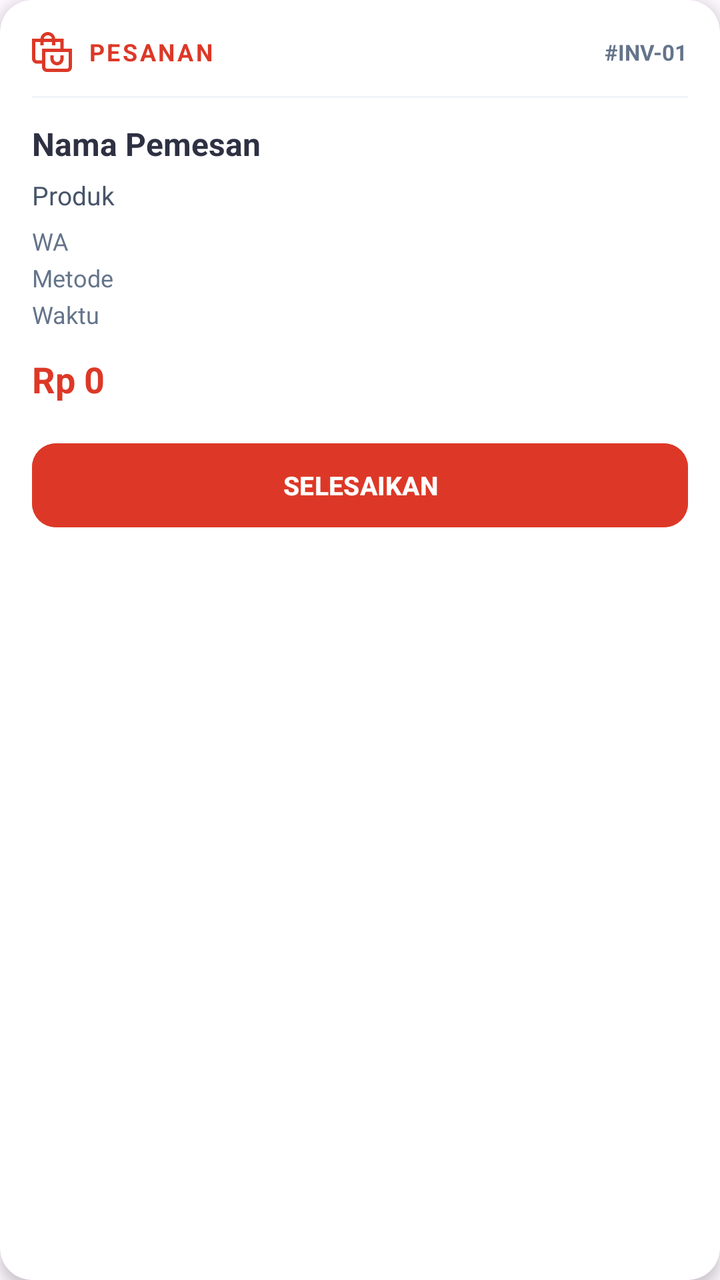
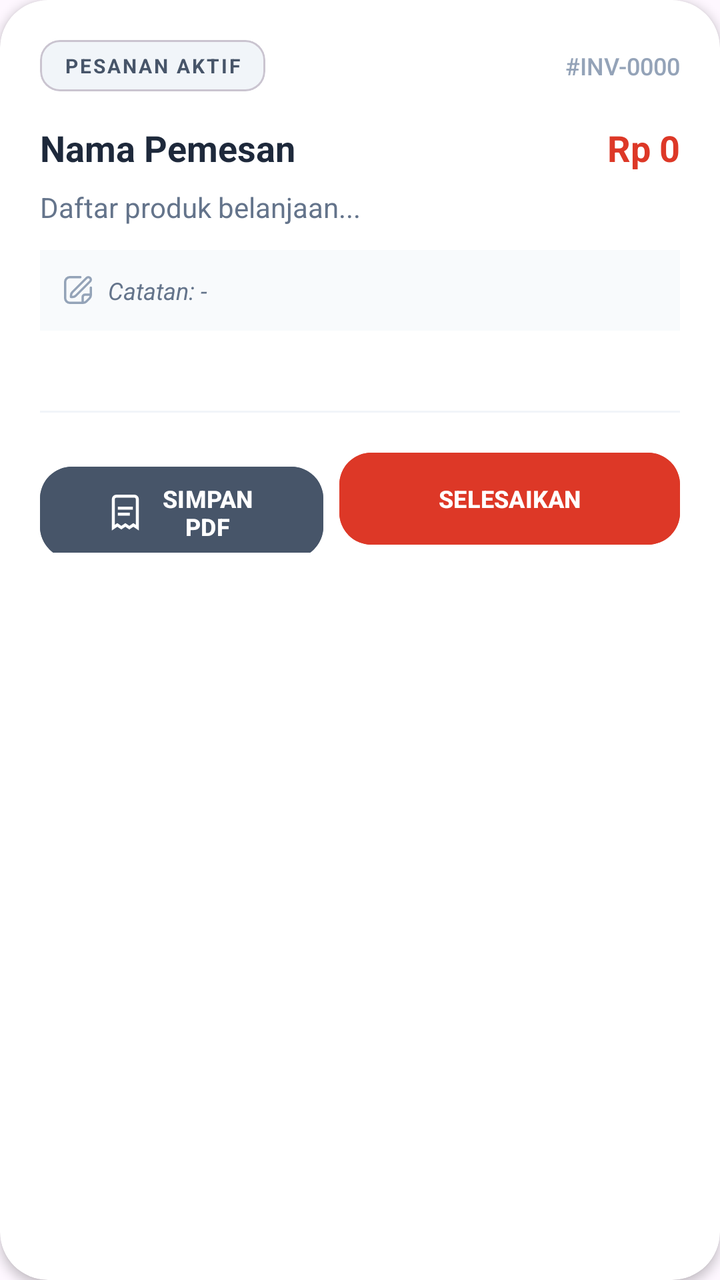

Before-and-after screenshots of an Android layout around one commit, followed by the original layout XML and the change that was made.
<!-- AndroidManifest.xml: application theme Theme.SmolieGiftMobile -->
<!-- res/layout/item_transaksi_admin.xml -->
<?xml version="1.0" encoding="utf-8"?>
<com.google.android.material.card.MaterialCardView xmlns:android="http://schemas.android.com/apk/res/android"
    xmlns:app="http://schemas.android.com/apk/res-auto"
    android:layout_width="match_parent"
    android:layout_height="wrap_content"
    android:layout_marginBottom="12dp"
    app:cardCornerRadius="16dp"
    app:cardElevation="4dp"
    app:strokeWidth="0dp"
    app:cardBackgroundColor="#FFFFFF">

    <LinearLayout
        android:layout_width="match_parent"
        android:layout_height="wrap_content"
        android:orientation="vertical"
        android:padding="16dp">

        <LinearLayout
            android:layout_width="match_parent"
            android:layout_height="wrap_content"
            android:orientation="horizontal"
            android:gravity="center_vertical"
            android:layout_marginBottom="12dp">

            <ImageView
                android:layout_width="20dp"
                android:layout_height="20dp"
                android:src="@drawable/bags_shopping"
                app:tint="#DD3827"
                android:layout_marginEnd="8dp"/>

            <TextView
                android:id="@+id/tvAdminTransStatusLabel"
                android:layout_width="wrap_content"
                android:layout_height="wrap_content"
                android:text="PESANAN"
                android:textColor="#DD3827"
                android:textStyle="bold"
                android:textSize="12sp"
                android:letterSpacing="0.1"/>

            <View android:layout_width="0dp" android:layout_height="0dp" android:layout_weight="1"/>

            <TextView android:id="@+id/tvAdminTransId" android:layout_width="wrap_content" android:layout_height="wrap_content" android:text="#INV-01" android:textColor="#64748B" android:textSize="11sp" android:textStyle="bold"/>
        </LinearLayout>

        <View android:layout_width="match_parent" android:layout_height="1dp" android:background="#F1F5F9" android:layout_marginBottom="12dp"/>

        <LinearLayout
            android:layout_width="match_parent"
            android:layout_height="wrap_content"
            android:orientation="horizontal"
            android:gravity="top">

            <LinearLayout
                android:layout_width="0dp"
                android:layout_weight="1"
                android:layout_height="wrap_content"
                android:orientation="vertical">

                <TextView android:id="@+id/tvAdminTransNama" android:layout_width="wrap_content" android:layout_height="wrap_content" android:text="Nama Pemesan" android:textColor="#2D3142" android:textStyle="bold" android:textSize="16sp"/>

                <TextView
                    android:id="@+id/tvAdminTransProduk"
                    android:layout_width="wrap_content"
                    android:layout_height="wrap_content"
                    android:text="Produk"
                    android:textColor="#475569"
                    android:textSize="13sp"
                    android:layout_marginTop="6dp"/>

                <TextView android:id="@+id/tvAdminTransWa" android:layout_width="wrap_content" android:layout_height="wrap_content" android:text="WA" android:textColor="#64748B" android:textSize="12sp" android:layout_marginTop="6dp"/>
                <TextView android:id="@+id/tvAdminTransMetode" android:layout_width="wrap_content" android:layout_height="wrap_content" android:text="Metode" android:textColor="#64748B" android:textSize="12sp" android:layout_marginTop="2dp"/>

                
                <TextView android:id="@+id/tvAdminTransTanggal" android:layout_width="wrap_content" android:layout_height="wrap_content" android:text="Waktu" android:textColor="#64748B" android:textSize="12sp" android:layout_marginTop="2dp"/>

                <TextView android:id="@+id/tvAdminTransTotal" android:layout_width="wrap_content" android:layout_height="wrap_content" android:text="Rp 0" android:textColor="#DD3827" android:textStyle="bold" android:textSize="18sp" android:layout_marginTop="12dp"/>
            </LinearLayout>

            <LinearLayout
                android:id="@+id/llContainerImage"
                android:layout_width="85dp"
                android:layout_height="wrap_content"
                android:orientation="vertical"
                android:gravity="center"
                android:layout_marginStart="12dp"
                android:visibility="gone">

                <com.google.android.material.card.MaterialCardView
                    android:layout_width="75dp"
                    android:layout_height="75dp"
                    app:cardCornerRadius="12dp"
                    app:cardElevation="0dp"
                    app:strokeWidth="1dp"
                    app:strokeColor="#E2E8F0"
                    app:cardBackgroundColor="#F8F9FA">
                    <ImageView
                        android:id="@+id/ivCustomDesignAdmin"
                        android:layout_width="match_parent"
                        android:layout_height="match_parent"
                        android:scaleType="centerInside"
                        android:padding="8dp"/>
                </com.google.android.material.card.MaterialCardView>
                <TextView
                    android:layout_width="wrap_content"
                    android:layout_height="wrap_content"
                    android:text="Custom"
                    android:textSize="9sp"
                    android:textColor="#64748B"
                    android:layout_marginTop="4dp"/>
            </LinearLayout>
        </LinearLayout>

        <Button
            android:id="@+id/btnSelesaiPesanan"
            android:layout_width="match_parent"
            android:layout_height="50dp"
            android:text="SELESAIKAN"
            android:backgroundTint="#DD3827"
            android:textColor="#FFFFFF"
            android:textSize="13sp"
            android:textStyle="bold"
            android:layout_marginTop="16dp"
            app:cornerRadius="12dp"
            android:elevation="2dp"/>

    </LinearLayout>
</com.google.android.material.card.MaterialCardView>
<!-- resources referenced by this layout -->
<resources>
  <!-- drawable bags_shopping (drawable) -->
  <vector xmlns:android="http://schemas.android.com/apk/res/android"
      android:width="512dp"
      android:height="512dp"
      android:viewportWidth="24"
      android:viewportHeight="24">
    <path
        android:fillColor="#FF000000"
        android:pathData="M19,10L19,4h-5.051c-0.252,-2.244 -2.139,-4 -4.449,-4S5.303,1.756 5.051,4L0,4v12c0,1.654 1.346,3 3,3h3v2c0,1.654 1.346,3 3,3h12c1.654,0 3,-1.346 3,-3L24,10h-5ZM9.5,2c1.207,0 2.217,0.86 2.449,2L7.051,4c0.232,-1.14 1.242,-2 2.449,-2ZM3,17c-0.551,0 -1,-0.448 -1,-1L2,6h3v2h2v-2h5v2h2v-2h3v4L6,10v7L3,17ZM22,21c0,0.552 -0.449,1 -1,1L9,22c-0.551,0 -1,-0.448 -1,-1L8,12h14v9ZM11,16v-2h2v2c0,1.103 0.897,2 2,2s2,-0.897 2,-2v-2h2v2c0,2.206 -1.794,4 -4,4s-4,-1.794 -4,-4Z"/>
  </vector>
  <style name="Theme.SmolieGiftMobile" parent="Base.Theme.SmolieGiftMobile" />
  <style name="Base.Theme.SmolieGiftMobile" parent="Theme.Material3.DayNight.NoActionBar">
          
          <item name="colorPrimary">#DD3827</item>
          <item name="colorOnPrimary">#FFFFFF</item>
      </style>
</resources>

<!-- the commit's change to res/layout/item_transaksi_admin.xml (unified diff, before → after) -->
@@ -3,9 +3,10 @@
     xmlns:app="http://schemas.android.com/apk/res-auto"
     android:layout_width="match_parent"
     android:layout_height="wrap_content"
-    android:layout_marginBottom="12dp"
-    app:cardCornerRadius="16dp"
-    app:cardElevation="4dp"
+    android:layout_marginBottom="16dp"
+    android:layout_marginHorizontal="4dp"
+    app:cardCornerRadius="24dp"
+    app:cardElevation="3dp"
     app:strokeWidth="0dp"
     app:cardBackgroundColor="#FFFFFF">
 
@@ -13,117 +14,195 @@
         android:layout_width="match_parent"
         android:layout_height="wrap_content"
         android:orientation="vertical"
-        android:padding="16dp">
-
+        android:padding="20dp">
+
+        
         <LinearLayout
             android:layout_width="match_parent"
             android:layout_height="wrap_content"
             android:orientation="horizontal"
             android:gravity="center_vertical"
+            android:layout_marginBottom="16dp">
+
+            <com.google.android.material.card.MaterialCardView
+                android:id="@+id/cvStatusBadge"
+                android:layout_width="wrap_content"
+                android:layout_height="wrap_content"
+                app:cardCornerRadius="10dp"
+                app:cardElevation="0dp"
+                app:cardBackgroundColor="#F1F5F9"
+                app:contentPaddingLeft="12dp"
+                app:contentPaddingRight="12dp"
+                app:contentPaddingTop="6dp"
+                app:contentPaddingBottom="6dp">
+                <TextView
+                    android:id="@+id/tvAdminTransStatusLabel"
+                    android:layout_width="wrap_content"
+                    android:layout_height="wrap_content"
+                    android:text="PESANAN AKTIF"
+                    android:textColor="#475569"
+                    android:textStyle="bold"
+                    android:textSize="10sp"
+                    android:letterSpacing="0.1"/>
+            </com.google.android.material.card.MaterialCardView>
+
+            <View android:layout_width="0dp" android:layout_height="0dp" android:layout_weight="1"/>
+
+            <TextView
+                android:id="@+id/tvAdminTransId"
+                android:layout_width="wrap_content"
+                android:layout_height="wrap_content"
+                android:text="#INV-0000"
+                android:textColor="#94A3B8"
+                android:textSize="12sp"
+                android:fontFamily="sans-serif-medium"/>
+        </LinearLayout>
+
+        
+        <RelativeLayout
+            android:layout_width="match_parent"
+            android:layout_height="wrap_content"
+            android:layout_marginBottom="8dp">
+            <TextView
+                android:id="@+id/tvAdminTransNama"
+                android:layout_width="wrap_content"
+                android:layout_height="wrap_content"
+                android:text="Nama Pemesan"
+                android:textColor="#1E293B"
+                android:textStyle="bold"
+                android:textSize="18sp"
+                android:layout_alignParentStart="true"
+                android:layout_toStartOf="@+id/tvAdminTransTotal"
+                android:layout_marginEnd="8dp"/>
+            <TextView
+                android:id="@+id/tvAdminTransTotal"
+                android:layout_width="wrap_content"
+                android:layout_height="wrap_content"
+                android:text="Rp 0"
+                android:textColor="#DD3827"
+                android:textStyle="bold"
+                android:textSize="18sp"
+                android:layout_alignParentEnd="true"/>
+        </RelativeLayout>
+
+        
+        <TextView
+            android:id="@+id/tvAdminTransProduk"
+            android:layout_width="match_parent"
+            android:layout_height="wrap_content"
+            android:text="Daftar produk belanjaan..."
+            android:textColor="#64748B"
+            android:textSize="14sp"
+            android:lineSpacingExtra="3dp"
+            android:layout_marginBottom="12dp"/>
+
+        
+        <LinearLayout
+            android:layout_width="match_parent"
+            android:layout_height="wrap_content"
+            android:orientation="horizontal"
+            android:background="#F8FAFC"
+            android:padding="12dp"
+            android:gravity="center_vertical"
             android:layout_marginBottom="12dp">
-
             <ImageView
-                android:layout_width="20dp"
-                android:layout_height="20dp"
-                android:src="@drawable/bags_shopping"
-                app:tint="#DD3827"
-                android:layout_marginEnd="8dp"/>
-
-            <TextView
-                android:id="@+id/tvAdminTransStatusLabel"
-                android:layout_width="wrap_content"
-                android:layout_height="wrap_content"
-                android:text="PESANAN"
-                android:textColor="#DD3827"
-                android:textStyle="bold"
-                android:textSize="12sp"
-                android:letterSpacing="0.1"/>
-
+                android:layout_width="14dp"
+                android:layout_height="14dp"
+                android:src="@drawable/edit"
+                app:tint="#94A3B8"/>
+            <TextView
+                android:id="@+id/tvAdminTransCatatan"
+                android:layout_width="match_parent"
+                android:layout_height="wrap_content"
+                android:text="Catatan: -"
+                android:textColor="#64748B"
+                android:textSize="12sp"
+                android:textStyle="italic"
+                android:layout_marginStart="8dp"/>
+        </LinearLayout>
+
+        
+        <LinearLayout
+            android:id="@+id/llContainerImage"
+            android:layout_width="match_parent"
+            android:layout_height="wrap_content"
+            android:orientation="vertical"
+            android:layout_marginTop="4dp"
+            android:visibility="gone">
+            <TextView
+                android:layout_width="wrap_content"
+                android:layout_height="wrap_content"
+                android:text="Lampiran Gambar:"
+                android:textSize="11sp"
+                android:textColor="#94A3B8"
+                android:layout_marginBottom="4dp"/>
+            <com.google.android.material.card.MaterialCardView
+                android:layout_width="100dp"
+                android:layout_height="100dp"
+                app:cardCornerRadius="12dp"
+                app:cardElevation="0dp"
+                app:strokeWidth="1dp"
+                app:strokeColor="#F1F5F9">
+                <ImageView
+                    android:id="@+id/ivCustomDesignAdmin"
+                    android:layout_width="match_parent"
+                    android:layout_height="match_parent"
+                    android:scaleType="centerCrop"/>
+            </com.google.android.material.card.MaterialCardView>
+        </LinearLayout>
+
+        
+        <LinearLayout
+            android:layout_width="match_parent"
+            android:layout_height="wrap_content"
+            android:orientation="horizontal"
+            android:layout_marginTop="12dp"
+            android:gravity="center_vertical">
+            <TextView android:id="@+id/tvAdminTransWa" android:layout_width="wrap_content" android:text="WhatsApp" android:textColor="#94A3B8" android:textSize="11sp"/>
+            <TextView android:layout_width="wrap_content" android:text=" • " android:textColor="#CBD5E1"/>
+            <TextView android:id="@+id/tvAdminTransMetode" android:layout_width="wrap_content" android:text="Tunai" android:textColor="#94A3B8" android:textSize="11sp"/>
             <View android:layout_width="0dp" android:layout_height="0dp" android:layout_weight="1"/>
-
-            <TextView android:id="@+id/tvAdminTransId" android:layout_width="wrap_content" android:layout_height="wrap_content" android:text="#INV-01" android:textColor="#64748B" android:textSize="11sp" android:textStyle="bold"/>
-        </LinearLayout>
-
-        <View android:layout_width="match_parent" android:layout_height="1dp" android:background="#F1F5F9" android:layout_marginBottom="12dp"/>
-
-        <LinearLayout
-            android:layout_width="match_parent"
-            android:layout_height="wrap_content"
-            android:orientation="horizontal"
-            android:gravity="top">
-
-            <LinearLayout
+            <TextView android:id="@+id/tvAdminTransTanggal" android:layout_width="wrap_content" android:text="Waktu" android:textColor="#94A3B8" android:textSize="11sp"/>
+        </LinearLayout>
+
+        <View android:layout_width="match_parent" android:layout_height="1dp" android:background="#F1F5F9" android:layout_marginTop="16dp" android:layout_marginBottom="16dp"/>
+
+        
+        <LinearLayout
+            android:layout_width="match_parent"
+            android:layout_height="wrap_content"
+            android:orientation="horizontal">
+
+            <com.google.android.material.button.MaterialButton
+                android:id="@+id/btnCetakStruk"
                 android:layout_width="0dp"
                 android:layout_weight="1"
-                android:layout_height="wrap_content"
-                android:orientation="vertical">
-
-                <TextView android:id="@+id/tvAdminTransNama" android:layout_width="wrap_content" android:layout_height="wrap_content" android:text="Nama Pemesan" android:textColor="#2D3142" android:textStyle="bold" android:textSize="16sp"/>
-
-                <TextView
-                    android:id="@+id/tvAdminTransProduk"
-                    android:layout_width="wrap_content"
-                    android:layout_height="wrap_content"
-                    android:text="Produk"
-                    android:textColor="#475569"
-                    android:textSize="13sp"
-                    android:layout_marginTop="6dp"/>
-
-                <TextView android:id="@+id/tvAdminTransWa" android:layout_width="wrap_content" android:layout_height="wrap_content" android:text="WA" android:textColor="#64748B" android:textSize="12sp" android:layout_marginTop="6dp"/>
-                <TextView android:id="@+id/tvAdminTransMetode" android:layout_width="wrap_content" android:layout_height="wrap_content" android:text="Metode" android:textColor="#64748B" android:textSize="12sp" android:layout_marginTop="2dp"/>
-
-                
-                <TextView android:id="@+id/tvAdminTransTanggal" android:layout_width="wrap_content" android:layout_height="wrap_content" android:text="Waktu" android:textColor="#64748B" android:textSize="12sp" android:layout_marginTop="2dp"/>
-
-                <TextView android:id="@+id/tvAdminTransTotal" android:layout_width="wrap_content" android:layout_height="wrap_content" android:text="Rp 0" android:textColor="#DD3827" android:textStyle="bold" android:textSize="18sp" android:layout_marginTop="12dp"/>
-            </LinearLayout>
-
-            <LinearLayout
-                android:id="@+id/llContainerImage"
-                android:layout_width="85dp"
-                android:layout_height="wrap_content"
-                android:orientation="vertical"
-                android:gravity="center"
-                android:layout_marginStart="12dp"
-                android:visibility="gone">
-
-                <com.google.android.material.card.MaterialCardView
-                    android:layout_width="75dp"
-                    android:layout_height="75dp"
-                    app:cardCornerRadius="12dp"
-                    app:cardElevation="0dp"
-                    app:strokeWidth="1dp"
-                    app:strokeColor="#E2E8F0"
-                    app:cardBackgroundColor="#F8F9FA">
-                    <ImageView
-                        android:id="@+id/ivCustomDesignAdmin"
-                        android:layout_width="match_parent"
-                        android:layout_height="match_parent"
-                        android:scaleType="centerInside"
-                        android:padding="8dp"/>
-                </com.google.android.material.card.MaterialCardView>
-                <TextView
-                    android:layout_width="wrap_content"
-                    android:layout_height="wrap_content"
-                    android:text="Custom"
-                    android:textSize="9sp"
-                    android:textColor="#64748B"
-                    android:layout_marginTop="4dp"/>
-            </LinearLayout>
-        </LinearLayout>
-
-        <Button
-            android:id="@+id/btnSelesaiPesanan"
-            android:layout_width="match_parent"
-            android:layout_height="50dp"
-            android:text="SELESAIKAN"
-            android:backgroundTint="#DD3827"
-            android:textColor="#FFFFFF"
-            android:textSize="13sp"
-            android:textStyle="bold"
-            android:layout_marginTop="16dp"
-            app:cornerRadius="12dp"
-            android:elevation="2dp"/>
+                android:layout_height="54dp"
+                android:text="SIMPAN PDF"
+                android:textColor="#FFFFFF"
+                android:textSize="12sp"
+                android:textStyle="bold"
+                app:cornerRadius="16dp"
+                app:icon="@drawable/receipt"
+                app:iconGravity="textStart"
+                app:iconTint="#FFFFFF"
+                android:backgroundTint="#475569"
+                android:layout_marginEnd="8dp"
+                android:elevation="0dp"/>
+
+            <com.google.android.material.button.MaterialButton
+                android:id="@+id/btnSelesaiPesanan"
+                android:layout_width="0dp"
+                android:layout_weight="1.2"
+                android:layout_height="54dp"
+                android:text="SELESAIKAN"
+                android:backgroundTint="#DD3827"
+                android:textColor="#FFFFFF"
+                android:textSize="12sp"
+                android:textStyle="bold"
+                app:cornerRadius="16dp"
+                android:elevation="2dp"/>
+        </LinearLayout>
 
     </LinearLayout>
 </com.google.android.material.card.MaterialCardView>
<!-- resource entries referenced after the edit -->
@@ -1,6 +1,6 @@
 <!-- resources referenced by this layout -->
 <resources>
-  <!-- drawable bags_shopping (drawable) -->
+  <!-- drawable edit (drawable) -->
   <vector xmlns:android="http://schemas.android.com/apk/res/android"
       android:width="512dp"
       android:height="512dp"
@@ -8,7 +8,26 @@
       android:viewportHeight="24">
     <path
         android:fillColor="#FF000000"
-        android:pathData="M19,10L19,4h-5.051c-0.252,-2.244 -2.139,-4 -4.449,-4S5.303,1.756 5.051,4L0,4v12c0,1.654 1.346,3 3,3h3v2c0,1.654 1.346,3 3,3h12c1.654,0 3,-1.346 3,-3L24,10h-5ZM9.5,2c1.207,0 2.217,0.86 2.449,2L7.051,4c0.232,-1.14 1.242,-2 2.449,-2ZM3,17c-0.551,0 -1,-0.448 -1,-1L2,6h3v2h2v-2h5v2h2v-2h3v4L6,10v7L3,17ZM22,21c0,0.552 -0.449,1 -1,1L9,22c-0.551,0 -1,-0.448 -1,-1L8,12h14v9ZM11,16v-2h2v2c0,1.103 0.897,2 2,2s2,-0.897 2,-2v-2h2v2c0,2.206 -1.794,4 -4,4s-4,-1.794 -4,-4Z"/>
+        android:pathData="M18.656,0.93 L6.464,13.122A4.966,4.966 0,0 0,5 16.657L5,18a1,1 0,0 0,1 1L7.343,19a4.966,4.966 0,0 0,3.535 -1.464L23.07,5.344a3.125,3.125 0,0 0,0 -4.414A3.194,3.194 0,0 0,18.656 0.93ZM21.656,3.93L9.464,16.122A3.02,3.02 0,0 1,7.343 17L7,17v-0.343a3.02,3.02 0,0 1,0.878 -2.121L20.07,2.344a1.148,1.148 0,0 1,1.586 0A1.123,1.123 0,0 1,21.656 3.93Z"/>
+    <path
+        android:fillColor="#FF000000"
+        android:pathData="M23,8.979a1,1 0,0 0,-1 1V15H18a3,3 0,0 0,-3 3v4H5a3,3 0,0 1,-3 -3V5A3,3 0,0 1,5 2h9.042a1,1 0,0 0,0 -2H5A5.006,5.006 0,0 0,0 5V19a5.006,5.006 0,0 0,5 5H16.343a4.968,4.968 0,0 0,3.536 -1.464l2.656,-2.658A4.968,4.968 0,0 0,24 16.343V9.979A1,1 0,0 0,23 8.979ZM18.465,21.122a2.975,2.975 0,0 1,-1.465 0.8V18a1,1 0,0 1,1 -1h3.925a3.016,3.016 0,0 1,-0.8 1.464Z"/>
+  </vector>
+  <!-- drawable receipt (drawable) -->
+  <vector xmlns:android="http://schemas.android.com/apk/res/android"
+      android:width="512dp"
+      android:height="512dp"
+      android:viewportWidth="24"
+      android:viewportHeight="24">
+    <path
+        android:fillColor="#FF000000"
+        android:pathData="M21,23.9l-3.663,-2.511 -2.664,1.825 -2.666,-1.826L9.341,23.212 6.67,21.386 3,23.9V3A3,3 0,0 1,6 0H18a3,3 0,0 1,3 3ZM6.67,18.962l2.67,1.826 2.667,-1.826 2.666,1.826 2.665,-1.827L19,20.1V3a1,1 0,0 0,-1 -1H6A1,1 0,0 0,5 3V20.1Z"/>
+    <path
+        android:fillColor="#FF000000"
+        android:pathData="M7,8h10v2h-10z"/>
+    <path
+        android:fillColor="#FF000000"
+        android:pathData="M7,12h8v2h-8z"/>
   </vector>
   <style name="Theme.SmolieGiftMobile" parent="Base.Theme.SmolieGiftMobile" />
   <style name="Base.Theme.SmolieGiftMobile" parent="Theme.Material3.DayNight.NoActionBar">
